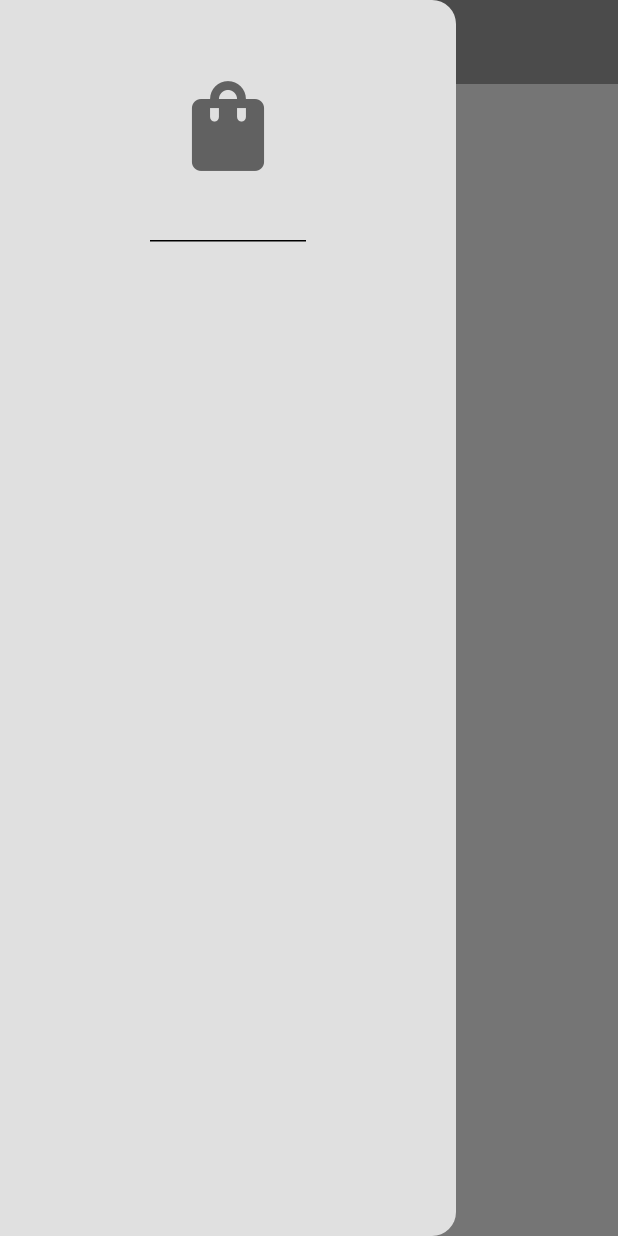
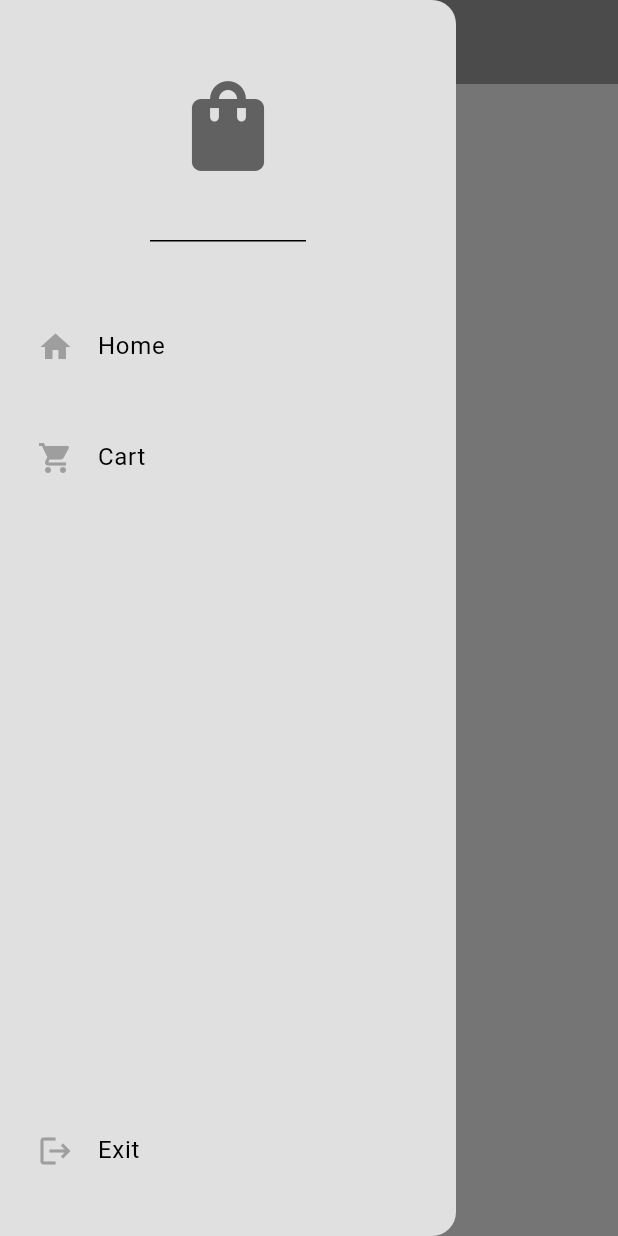
Before and after one commit to mithunprem99/minimal_shopping, a Flutter app: the ShopePage screen opened by its route, with the side drawer open, on a phone screen of 412 x 824 dp. Run offline on Flutter 3.47's test engine with Material 3 defaults, Android fonts, the light colour scheme and no system bars.

Commit message:
Completed the drawer with navigations

```diff
--- a/lib/components/my_drawer.dart
+++ b/lib/components/my_drawer.dart
@@ -1,4 +1,5 @@
 import 'package:flutter/material.dart';
+import 'package:minimal_shoppig_app/components/my_list_tile.dart';
 
 class MyDrawer extends StatelessWidget {
   const MyDrawer({super.key});
@@ -8,8 +9,11 @@ class MyDrawer extends StatelessWidget {
     return Drawer(
       backgroundColor: Theme.of(context).colorScheme.background,
       child: Column(
+        mainAxisAlignment: MainAxisAlignment.spaceBetween,
         children: [
           // drawer header : logo
+          Column(
+            children: [
               DrawerHeader(
                   child: Icon(
                 Icons.shopping_bag,
@@ -18,9 +22,30 @@ class MyDrawer extends StatelessWidget {
               )),
               SizedBox(
                 height: 25,
-          )
+              ),
 
               // shop tile
+              MyListTile(
+                  icon: Icons.home,
+                  textData: "Home",
+                  onTap: () => Navigator.pop(context)),
+              MyListTile(
+                  icon: Icons.shopping_cart,
+                  textData: "Cart",
+                  onTap: () {
+                    Navigator.pop(context);
+
+                    Navigator.pushNamed(context, '/cart_page');
+                  }),
+            ],
+          ),
+          Padding(
+            padding: const EdgeInsets.only(bottom: 20),
+            child: MyListTile(
+                icon: Icons.logout,
+                textData: "Exit",
+                onTap: () => Navigator.pushNamed(context, '/intro_page')),
+          )
 
           // cart tile
 
--- /dev/null
+++ b/lib/components/my_list_tile.dart
@@ -0,0 +1,27 @@
+import 'package:flutter/material.dart';
+
+class MyListTile extends StatelessWidget {
+  final IconData? icon;
+  final String textData;
+  final void Function()? onTap;
+  MyListTile(
+      {super.key,
+      required this.icon,
+      required this.textData,
+      required this.onTap});
+
+  @override
+  Widget build(BuildContext context) {
+    return Padding(
+      padding: const EdgeInsets.all(9.0),
+      child: ListTile(
+        leading: Icon(
+          icon,
+          color: Colors.grey,
+        ),
+        title: Text(textData),
+        onTap: onTap,
+      ),
+    );
+  }
+}
--- a/lib/main.dart
+++ b/lib/main.dart
@@ -1,4 +1,5 @@
 import 'package:flutter/material.dart';
+import 'package:minimal_shoppig_app/pages/cart_page.dart';
 import 'package:minimal_shoppig_app/pages/intro_page.dart';
 import 'package:minimal_shoppig_app/pages/shope_page.dart';
 import 'package:minimal_shoppig_app/themes/light_mode.dart';
@@ -18,7 +19,8 @@ class MyApp extends StatelessWidget {
       theme: lightMode,
       routes: {
         '/intro_page': (context) => IntroPage(),
-        '/shop_page': (context) => ShopePage()
+        '/shop_page': (context) => ShopePage(),
+        '/cart_page': (context) => CartPage()
       },
     );
   }
```
Also changed, not shown: lib/pages/cart_page.dart (added, +18 -0 lines). Lines whose indentation alone changed are shown as unchanged.
